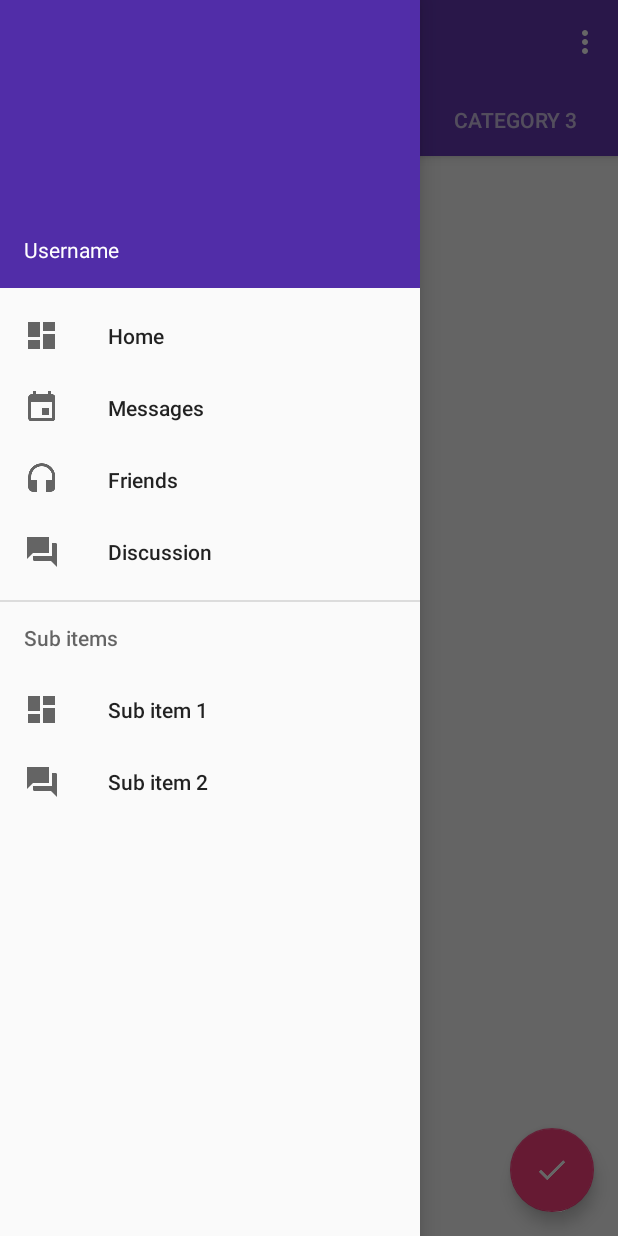
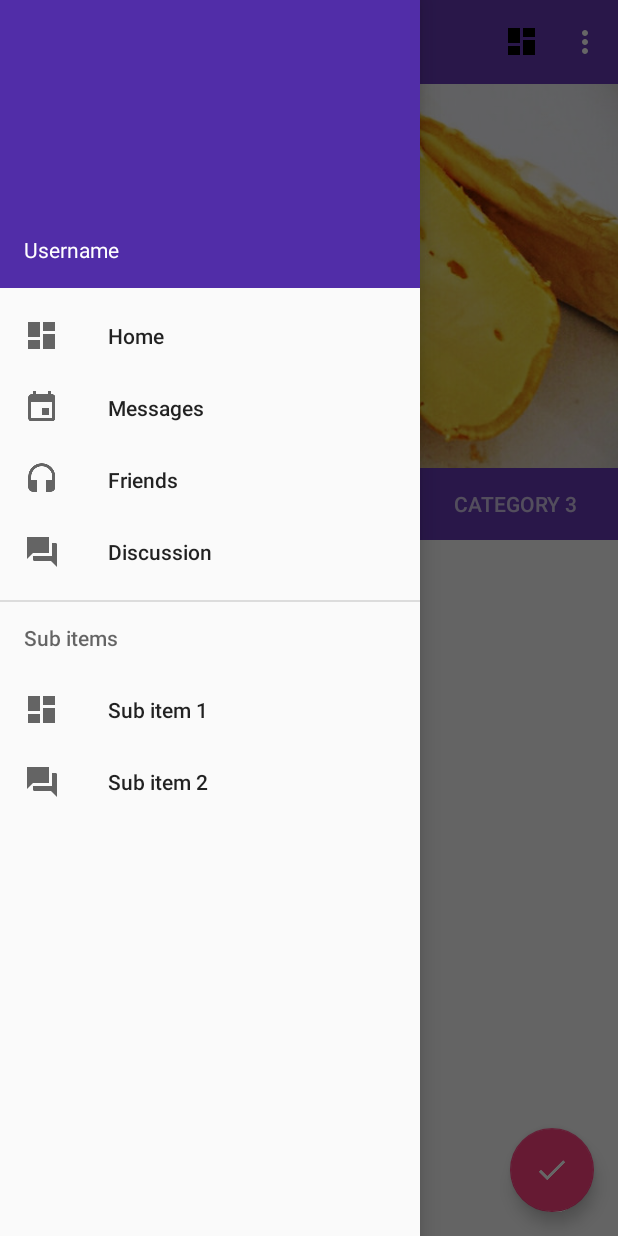
Before and after one commit to Vastquery/TopPage, an Android app: the screen it shows after launch (MainActivity), with the side drawer open, on a phone screen of 412 x 824 dp. Run offline under Robolectric (Android 15) with nearby library versions, the phone set to English and light mode, and no system bars; 1 statement that could not run was skipped.

Commit message:
second changes

```diff
--- a/app/build.gradle
+++ b/app/build.gradle
@@ -19,15 +19,13 @@ android {
 }
 
 dependencies {
-    implementation fileTree(dir: 'libs', include: ['*.jar'])
+    implementation fileTree(include: ['*.jar'], dir: 'libs')
     implementation 'com.android.support:appcompat-v7:26.1.0'
     implementation 'com.android.support.constraint:constraint-layout:1.0.2'
     implementation 'com.android.support:design:26.1.0'
     implementation 'com.android.support:cardview-v7:26.1.0'
-
     implementation 'com.github.bumptech.glide:glide:3.7.0'
     implementation 'de.hdodenhof:circleimageview:1.3.0'
-
     testImplementation 'junit:junit:4.12'
     androidTestImplementation 'com.android.support.test:runner:1.0.1'
     androidTestImplementation 'com.android.support.test.espresso:espresso-core:3.0.1'
--- a/app/src/main/java/com/example/www/toppage/MainActivity.java
+++ b/app/src/main/java/com/example/www/toppage/MainActivity.java
@@ -40,6 +40,7 @@ public class MainActivity extends AppCompatActivity {
 
         Toolbar toolbar = (Toolbar) findViewById(R.id.toolbar);
         setSupportActionBar(toolbar);
+
 
         final ActionBar ab = getSupportActionBar();
         ab.setHomeAsUpIndicator(R.drawable.ic_menu);
--- a/app/src/main/res/layout/activity_main.xml
+++ b/app/src/main/res/layout/activity_main.xml
@@ -7,6 +7,7 @@
     android:layout_height="match_parent"
     android:layout_width="match_parent"
     android:fitsSystemWindows="true">
+
 
     <include layout="@layout/include_list_viewpager"/>
 
@@ -19,4 +20,6 @@
         app:headerLayout="@layout/nav_header"
         app:menu="@menu/drawer_view"/>
 
+
+
 </android.support.v4.widget.DrawerLayout>
--- a/app/src/main/res/layout/include_list_viewpager.xml
+++ b/app/src/main/res/layout/include_list_viewpager.xml
@@ -19,6 +19,22 @@
             android:background="?attr/colorPrimary"
             app:popupTheme="@style/ThemeOverlay.AppCompat.Light"
             app:layout_scrollFlags="scroll|enterAlways|snap" />
+
+        <android.support.design.widget.CollapsingToolbarLayout
+            android:id="@+id/collapsing_toolbar"
+            android:layout_width="match_parent"
+            android:layout_height="wrap_content"
+            app:contentScrim="?attr/colorPrimary"
+            app:layout_scrollFlags="scroll|exitUntilCollapsed">
+
+            <ImageView
+                android:layout_width="match_parent"
+                android:layout_height="256dp"
+                android:scaleType="centerCrop"
+                app:layout_collapseMode="parallax"
+                android:src="@drawable/cheese_1"/>
+        </android.support.design.widget.CollapsingToolbarLayout>
+
 
         <android.support.design.widget.TabLayout
             android:id="@+id/tabs"
--- a/app/src/main/res/menu/sample_actions.xml
+++ b/app/src/main/res/menu/sample_actions.xml
@@ -1,6 +1,12 @@
 <?xml version="1.0" encoding="utf-8"?>
 <menu xmlns:android="http://schemas.android.com/apk/res/android"
     xmlns:app="http://schemas.android.com/apk/res-auto">
+
+
+    <item
+        android:icon="@drawable/ic_dashboard"
+        android:title="search"
+        app:showAsAction="ifRoom"/>
     <item
         android:id="@+id/action_night"
         android:title="@string/menu_night_mode"
```
